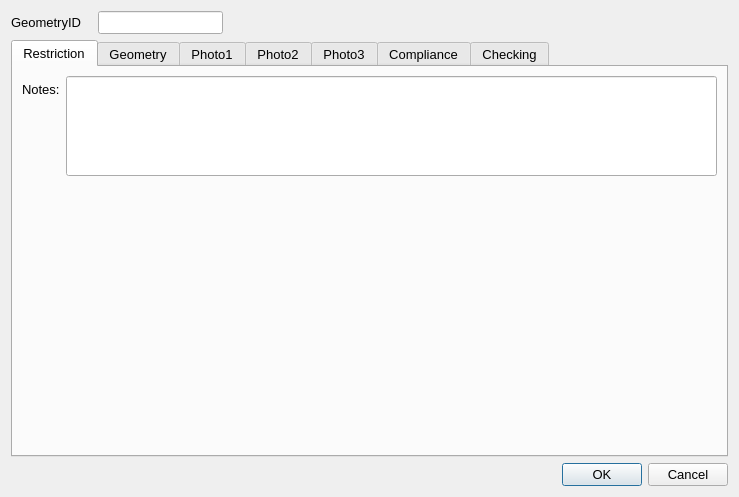
Above: ui/MHTC_RoadLink.ui from tlh22/demandForm before the change. Below: the same form after it.
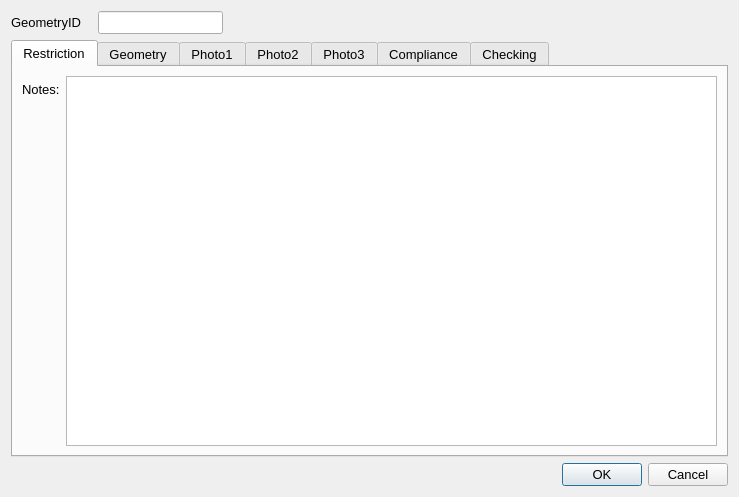
That is the form after the change. Icons and pictures are not drawn.

Diff of the .ui file:
```diff
--- a/ui/MHTC_RoadLink.ui
+++ b/ui/MHTC_RoadLink.ui
@@ -115,17 +115,7 @@
         </widget>
        </item>
        <item row="5" column="1">
-        <widget class="QLineEdit" name="Notes">
-         <property name="minimumSize">
-          <size>
-           <width>0</width>
-           <height>100</height>
-          </size>
-         </property>
-         <property name="alignment">
-          <set>Qt::AlignLeading|Qt::AlignLeft|Qt::AlignTop</set>
-         </property>
-        </widget>
+        <widget class="QTextEdit" name="Notes"/>
        </item>
       </layout>
      </widget>
```
